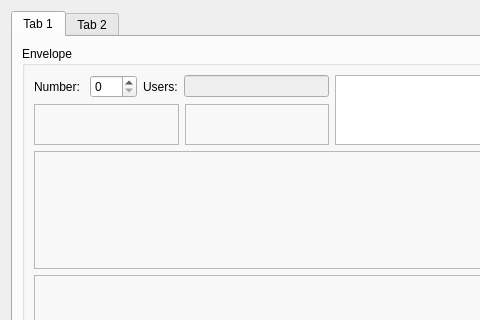
Qt form BambooTracker/gui/instrument_editor/instrument_editor_fm_form.ui (BambooTracker/BambooTracker) before a commit; both pictures show x 0 to 480 and y 0 to 320 of the 565 by 676 pixel window.
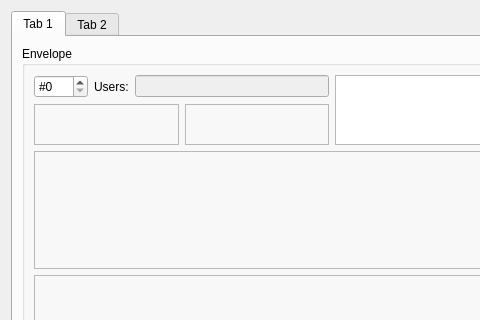
The same form after that commit. Custom widgets are drawn as their Qt base class.

Commit message: Fix several user interface words

The edit to the form file:
```diff
--- a/BambooTracker/gui/instrument_editor/instrument_editor_fm_form.ui
+++ b/BambooTracker/gui/instrument_editor/instrument_editor_fm_form.ui
@@ -59,15 +59,11 @@
               </item>
               <item row="0" column="0" colspan="2">
                <layout class="QHBoxLayout" name="horizontalLayout">
-                <item alignment="Qt::AlignRight">
-                 <widget class="QLabel" name="envNumLabel">
-                  <property name="text">
-                   <string>Number: </string>
-                  </property>
-                 </widget>
-                </item>
                 <item alignment="Qt::AlignLeft">
                  <widget class="QSpinBox" name="envNumSpinBox">
+                  <property name="prefix">
+                   <string>#</string>
+                  </property>
                   <property name="maximum">
                    <number>127</number>
                   </property>
```
Left out of the diff: 12 changed lines with no effect on the pictures. The commit also changes 2 other files.
